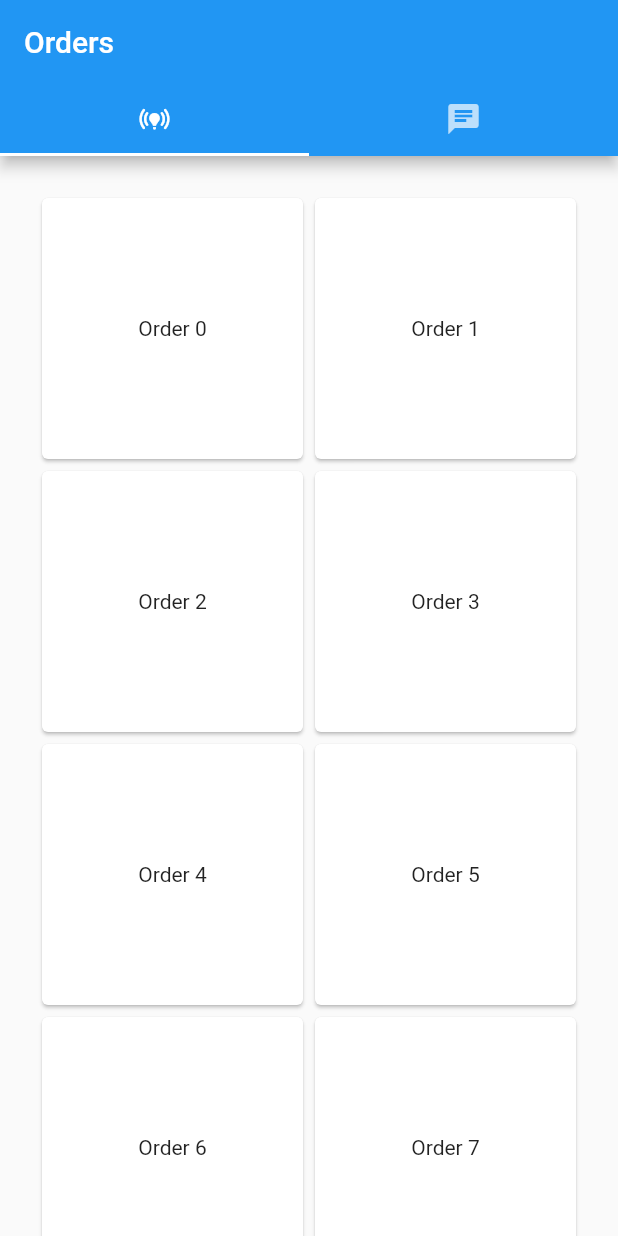
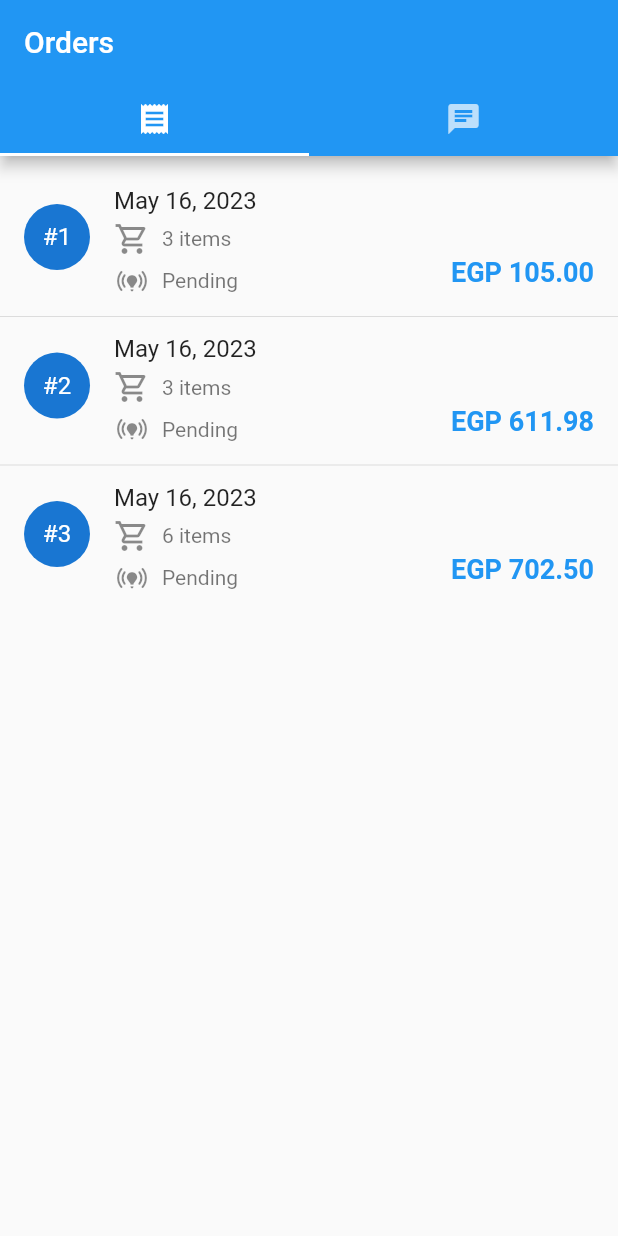
Before and after one commit to moazelsawaf/bigfoot_dashboard, a Flutter app: the screen it shows after launch, on a phone screen of 412 x 824 dp. Run offline on Flutter 3.47's test engine with Material 2 defaults, Android fonts, the phone set to English and light mode, and no system bars.

Commit message:
feat: :sparkles: implement orders tab

```diff
--- /dev/null
+++ b/lib/data/demo_data.dart
@@ -0,0 +1,107 @@
+import 'package:bigfoot_dashboard/data/models/order.dart';
+
+import 'enums/order_status.dart';
+import 'models/order_item.dart';
+
+class DemoData {
+  DemoData._();
+
+  static List<Order> get orders {
+    return [
+      Order(
+        id: 1,
+        date: DateTime.now(),
+        status: OrderStatus.pending,
+        name: 'John Doe',
+        address: '123 Main St.',
+        phone: '123-456-7890',
+        orderItems: [
+          OrderItem(
+            id: 1,
+            name: 'Rice',
+            image:
+                'https://static01.nyt.com/images/2018/02/21/dining/00RICEGUIDE8/00RICEGUIDE8-superJumbo.jpg',
+            price: 35,
+            quantity: 3,
+          ),
+        ],
+      ),
+      Order(
+        id: 2,
+        date: DateTime.now(),
+        status: OrderStatus.pending,
+        name: 'John Doe',
+        address: '123 Main St.',
+        phone: '123-456-7890',
+        orderItems: [
+          OrderItem(
+            id: 1,
+            name: 'Rice',
+            image:
+                'https://static01.nyt.com/images/2018/02/21/dining/00RICEGUIDE8/00RICEGUIDE8-superJumbo.jpg',
+            price: 100,
+            quantity: 1,
+          ),
+          OrderItem(
+            id: 2,
+            name: 'Meat',
+            image:
+                'https://www.redefinemeat.com/wp-content/uploads/2022/04/BLOG1.jpg',
+            price: 255.99,
+            quantity: 2,
+          )
+        ],
+      ),
+      Order(
+        id: 3,
+        date: DateTime.now(),
+        status: OrderStatus.pending,
+        name: 'John Doe',
+        address: '123 Main St.',
+        phone: '123-456-7890',
+        orderItems: [
+          OrderItem(
+            id: 1,
+            name: 'Rice',
+            image:
+                'https://static01.nyt.com/images/2018/02/21/dining/00RICEGUIDE8/00RICEGUIDE8-superJumbo.jpg',
+            price: 100,
+            quantity: 1,
+          ),
+          OrderItem(
+            id: 2,
+            name: 'Meat',
+            image:
+                'https://www.redefinemeat.com/wp-content/uploads/2022/04/BLOG1.jpg',
+            price: 200,
+            quantity: 1,
+          ),
+          OrderItem(
+            id: 3,
+            name: 'Fish',
+            image:
+                'https://static.independent.co.uk/2022/06/08/17/newFile-1.jpg',
+            price: 52.5,
+            quantity: 1,
+          ),
+          OrderItem(
+            id: 4,
+            name: 'Pasta',
+            image:
+                'https://assets.epicurious.com/photos/606b6eb818ac0b1841b3bbbf/16:9/w_4679,h_2632,c_limit/WackyPastaShapes_HERO_040121_12258.jpg',
+            price: 50,
+            quantity: 1,
+          ),
+          OrderItem(
+            id: 5,
+            name: 'Chicken',
+            image:
+                'https://www.saveur.com/uploads/2022/08/11/00-LEAD-Smokerless-Smoked-Chicken-with-Homemade-BBQ-Sauce-EITAN-BERNATH-saveur-scaled.jpg?auto=webp',
+            price: 150,
+            quantity: 2,
+          ),
+        ],
+      ),
+    ];
+  }
+}
--- /dev/null
+++ b/lib/data/enums/order_status.dart
@@ -0,0 +1,5 @@
+enum OrderStatus {
+  pending,
+  delivered,
+  cancelled,
+}
--- /dev/null
+++ b/lib/data/models/order.dart
@@ -0,0 +1,32 @@
+import '../enums/order_status.dart';
+import 'order_item.dart';
+
+class Order {
+  final int id;
+  final DateTime date;
+  final OrderStatus status;
+  final String name;
+  final String address;
+  final String phone;
+  final List<OrderItem> orderItems;
+
+  const Order({
+    required this.id,
+    required this.date,
+    required this.status,
+    required this.name,
+    required this.address,
+    required this.phone,
+    required this.orderItems,
+  });
+
+  double get totalPrice => orderItems.fold(
+        0,
+        (total, orderItem) => total + orderItem.totalPrice,
+      );
+
+  int get numberOfItems => orderItems.fold(
+        0,
+        (total, orderItem) => total + orderItem.quantity,
+      );
+}
--- /dev/null
+++ b/lib/data/models/order_item.dart
@@ -0,0 +1,17 @@
+class OrderItem {
+  final int id;
+  final String name;
+  final String image;
+  final double price;
+  final int quantity;
+
+  OrderItem({
+    required this.id,
+    required this.name,
+    required this.image,
+    required this.price,
+    required this.quantity,
+  });
+
+  double get totalPrice => price * quantity;
+}
--- a/lib/main.dart
+++ b/lib/main.dart
@@ -1,4 +1,4 @@
-import 'package:bigfoot_dashboard/screens/layout.dart';
+import 'package:bigfoot_dashboard/ui/screens/layout/layout.dart';
 import 'package:flutter/material.dart';
 
 void main() {
--- a/lib/screens/layout.dart
+++ b/lib/ui/screens/layout/layout.dart
@@ -1,4 +1,6 @@
 import 'package:flutter/material.dart';
+
+import 'tabs/orders_page.dart';
 
 class LayoutScreen extends StatefulWidget {
   const LayoutScreen({super.key});
@@ -35,7 +37,7 @@ class _LayoutScreenState extends State<LayoutScreen>
         bottom: TabBar(
           controller: _tabController,
           tabs: const [
-            Tab(icon: Icon(Icons.online_prediction_rounded)),
+            Tab(icon: Icon(Icons.receipt)),
             Tab(icon: Icon(Icons.chat)),
           ],
         ),
@@ -50,25 +52,3 @@ class _LayoutScreenState extends State<LayoutScreen>
     );
   }
 }
-
-class OrdersPage extends StatelessWidget {
-  const OrdersPage({super.key});
-
-  @override
-  Widget build(BuildContext context) {
-    return GridView.builder(
-      padding: const EdgeInsets.all(24.0),
-      gridDelegate: const SliverGridDelegateWithFixedCrossAxisCount(
-        crossAxisCount: 2,
-      ),
-      itemCount: 10,
-      itemBuilder: (context, index) {
-        return Card(
-          child: Center(
-            child: Text('Order $index'),
-          ),
-        );
-      },
-    );
-  }
-}
--- /dev/null
+++ b/lib/ui/screens/layout/tabs/orders_page.dart
@@ -0,0 +1,27 @@
+import 'package:bigfoot_dashboard/data/demo_data.dart';
+import 'package:flutter/material.dart';
+
+import '../../../widgets/order_card.dart';
+
+class OrdersPage extends StatelessWidget {
+  const OrdersPage({super.key});
+
+  @override
+  Widget build(BuildContext context) {
+    return ListView.separated(
+      padding: const EdgeInsets.symmetric(vertical: 16),
+      itemCount: DemoData.orders.length,
+      separatorBuilder: (_, __) => const Divider(),
+      itemBuilder: (_, index) {
+        final order = DemoData.orders[index];
+        return OrderCard(
+          id: order.id,
+          date: order.date,
+          status: order.status,
+          numberOfItems: order.numberOfItems,
+          totalPrice: order.totalPrice,
+        );
+      },
+    );
+  }
+}
--- /dev/null
+++ b/lib/ui/widgets/order_card.dart
@@ -0,0 +1,73 @@
+import 'package:bigfoot_dashboard/utils/extensions/datetime_extension.dart';
+import 'package:bigfoot_dashboard/utils/extensions/double_extension.dart';
+import 'package:bigfoot_dashboard/utils/extensions/string_extension.dart';
+import 'package:flutter/material.dart';
+
+import '../../data/enums/order_status.dart';
+
+class OrderCard extends StatelessWidget {
+  final int id;
+  final DateTime date;
+  final OrderStatus status;
+  final int numberOfItems;
+  final double totalPrice;
+
+  const OrderCard({
+    super.key,
+    required this.id,
+    required this.date,
+    required this.status,
+    required this.numberOfItems,
+    required this.totalPrice,
+  });
+
+  @override
+  Widget build(BuildContext context) {
+    return ListTile(
+      isThreeLine: true,
+      leading: CircleAvatar(
+        radius: 22,
+        child: Padding(
+          padding: const EdgeInsets.all(8),
+          child: FittedBox(
+            child: Text('#$id'),
+          ),
+        ),
+      ),
+      title: Text(date.formattedDate),
+      subtitle: Column(
+        children: [
+          const SizedBox(height: 4),
+          Row(
+            children: [
+              const Icon(Icons.shopping_cart_outlined),
+              const SizedBox(width: 8),
+              Text('$numberOfItems items'),
+            ],
+          ),
+          const SizedBox(height: 4),
+          Row(
+            children: [
+              const Icon(Icons.online_prediction_rounded),
+              const SizedBox(width: 8),
+              Text(status.name.capitalized),
+            ],
+          ),
+        ],
+      ),
+      trailing: Column(
+        mainAxisAlignment: MainAxisAlignment.end,
+        children: [
+          Text(
+            totalPrice.formattedPrice,
+            style: const TextStyle(
+              fontSize: 18,
+              fontWeight: FontWeight.bold,
+              color: Colors.blue,
+            ),
+          ),
+        ],
+      ),
+    );
+  }
+}
--- /dev/null
+++ b/lib/utils/extensions/datetime_extension.dart
@@ -0,0 +1,5 @@
+import 'package:intl/intl.dart';
+
+extension DateTimeExtension on DateTime {
+  String get formattedDate => DateFormat.yMMMd().format(this);
+}
--- /dev/null
+++ b/lib/utils/extensions/double_extension.dart
@@ -0,0 +1,3 @@
+extension DoubleExtension on double {
+  String get formattedPrice => 'EGP ${toStringAsFixed(2)}';
+}
--- /dev/null
+++ b/lib/utils/extensions/string_extension.dart
@@ -0,0 +1,3 @@
+extension StringExtension on String {
+  String get capitalized => '${this[0].toUpperCase()}${substring(1)}';
+}
```
Also changed, not shown: pubspec.yaml (+4 -69 lines), pubspec.lock.
